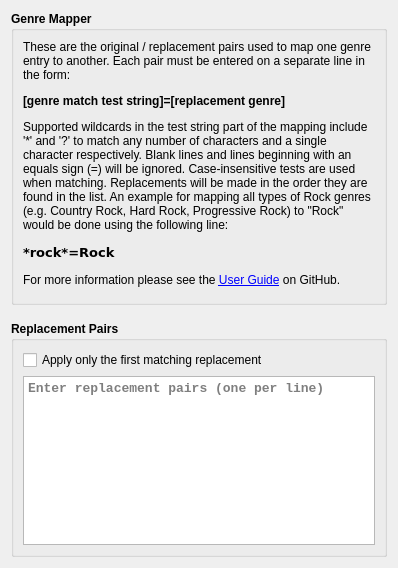
Above: plugins/genre_mapper/options_genre_mapper.ui from ruuda/picard-plugins before the change. Below: the same form after it.
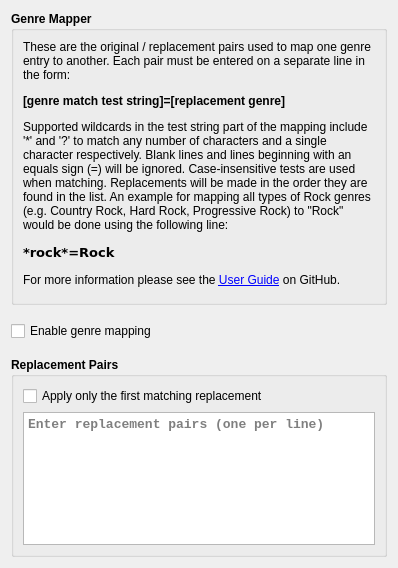
That is the form after the change.

Commit message: Use set(). Sort output. Add enable/disable option. Update description.

Patch:
```diff
--- a/plugins/genre_mapper/options_genre_mapper.ui
+++ b/plugins/genre_mapper/options_genre_mapper.ui
@@ -86,8 +86,18 @@
        </layout>
       </widget>
      </item>
+     <item>
+      <widget class="QCheckBox" name="cb_enable_genre_mapping">
+       <property name="text">
+        <string>Enable genre mapping</string>
+       </property>
+      </widget>
+     </item>
      <item>
       <widget class="QGroupBox" name="gm_replacement_pairs">
+       <property name="enabled">
+        <bool>true</bool>
+       </property>
        <property name="sizePolicy">
         <sizepolicy hsizetype="Preferred" vsizetype="MinimumExpanding">
          <horstretch>0</horstretch>
```
The commit also changes 3 other files.
